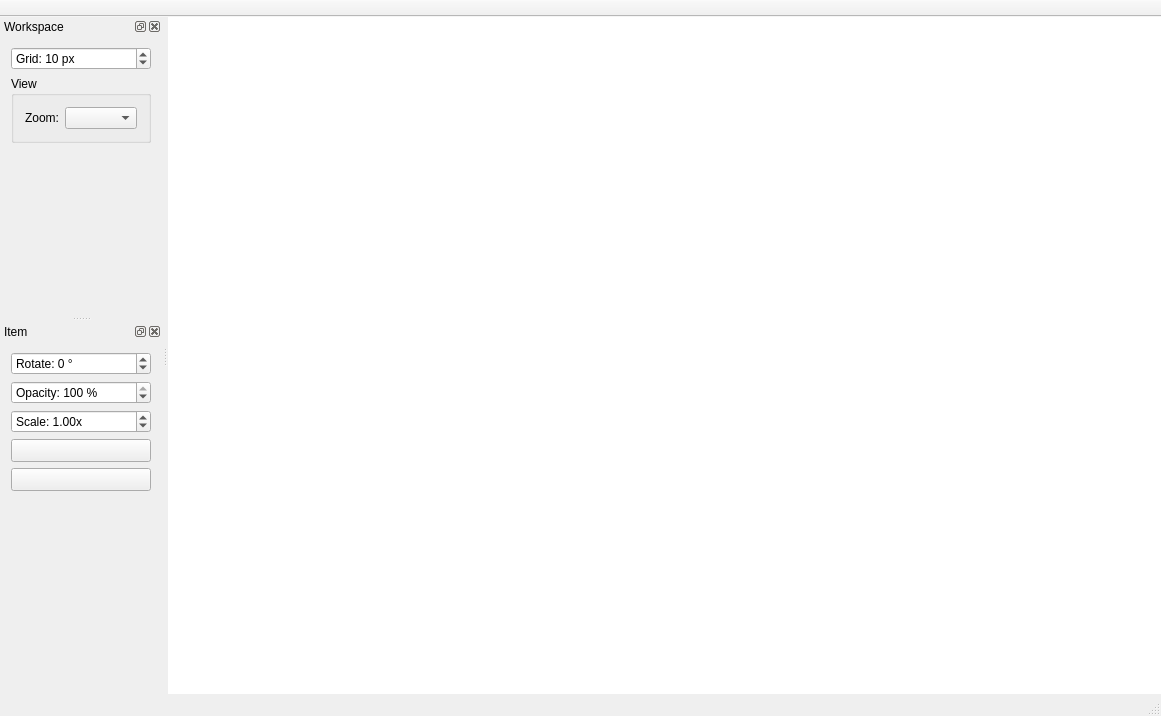
The window that mainwindow.ui (dev-0x7C6/laser-engraver) describes before a commit, drawn with Qt 5.
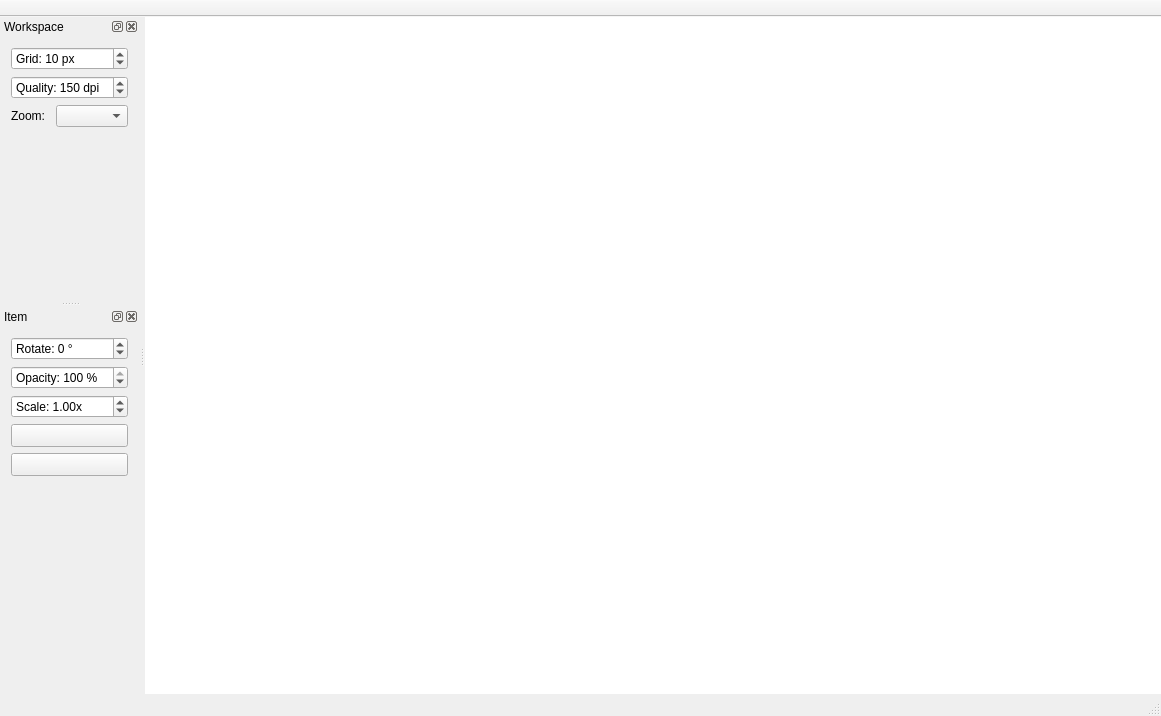
The same window after the commit.

Commit message: gui: added customizable dpi option.

The edit to the form file:
```diff
--- a/mainwindow.ui
+++ b/mainwindow.ui
@@ -111,11 +111,27 @@
       </widget>
      </item>
      <item>
-      <widget class="QGroupBox" name="groupBox_2">
-       <property name="title">
-        <string>View</string>
+      <widget class="QSpinBox" name="dpi">
+       <property name="suffix">
+        <string> dpi</string>
        </property>
-       <layout class="QVBoxLayout" name="verticalLayout_3">
+       <property name="prefix">
+        <string>Quality: </string>
+       </property>
+       <property name="minimum">
+        <number>50</number>
+       </property>
+       <property name="maximum">
+        <number>2000</number>
+       </property>
+       <property name="stepType">
+        <enum>QAbstractSpinBox::AdaptiveDecimalStepType</enum>
+       </property>
+       <property name="value">
+        <number>150</number>
+       </property>
+      </widget>
+     </item>
         <item>
          <layout class="QHBoxLayout" name="horizontalLayout_3">
           <item>
@@ -129,9 +145,6 @@
            <widget class="QComboBox" name="scale"/>
           </item>
          </layout>
-        </item>
-       </layout>
-      </widget>
      </item>
      <item>
       <spacer name="verticalSpacer_2">
```
Lines whose indentation alone changed are shown as unchanged. The commit also changes 3 other files.
